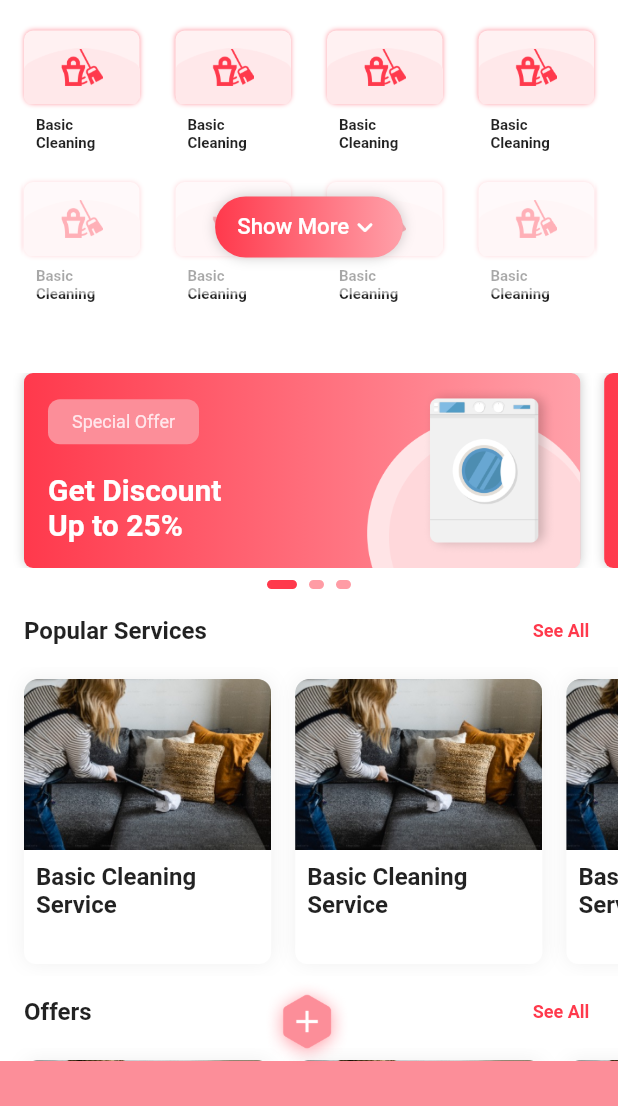
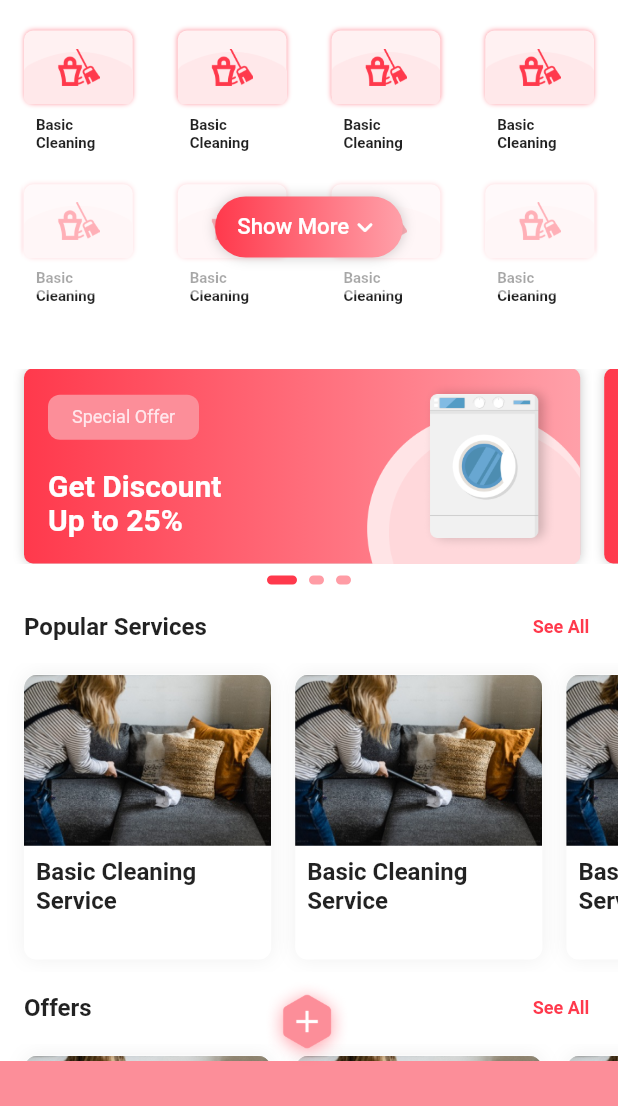
Before and after one commit to moury12/Service-Management, a Flutter app: the MainHomeScreen screen opened by its route, on a phone screen of 412 x 824 dp, the part 130-1236 px from its top. Run offline on Flutter 3.47's test engine with Material 2 defaults, Android fonts, the phone set to English and light mode, and no system bars; our stand-ins replace get, google_fonts, google_maps_flutter; missing offline and left inert: mh_core; Roboto replaces fonts that are missing (Parisienne).

```diff
--- a/lib/pages/home/home_page.dart
+++ b/lib/pages/home/home_page.dart
@@ -85,8 +85,8 @@ class _HomeScreenState extends State<HomeScreen>
                             gridDelegate:
                                 const SliverGridDelegateWithFixedCrossAxisCount(
                                     crossAxisCount: 4,
-                                    mainAxisSpacing: 24,
-                                    crossAxisSpacing: 24),
+                                    mainAxisSpacing: 30,
+                                    crossAxisSpacing: 30),
                             itemCount: /*showMore
                                 ?*/
                                 gridItem >= 8
--- a/lib/routes/app_routes_page.dart
+++ b/lib/routes/app_routes_page.dart
@@ -1,6 +1,7 @@
 import 'package:fix_ican/pages/auth/login_page.dart';
 import 'package:fix_ican/pages/home/all_services_offers.dart';
 import 'package:fix_ican/pages/home/home_page.dart';
+import 'package:fix_ican/pages/order/delivery_details_edit_page.dart';
 import 'package:fix_ican/pages/order/delivery_details_page.dart';
 import 'package:fix_ican/pages/order/payment_method_page.dart';
 import 'package:fix_ican/pages/order/place_order_page.dart';
@@ -20,7 +21,8 @@ import '../pages/home/main_home_page.dart';
 import '../pages/splash/splash_page.dart';
 
 class AppRoutes {
-  static routes() => [
+  static routes() =>
+      [
         GetPage(
           name: MainHomeScreen.routeName,
           page: () => const MainHomeScreen(),
@@ -29,10 +31,14 @@ class AppRoutes {
         //   name: '/',
         //   page: () => const SplashScreen(),
         // ),
+
         GetPage(
           name: LanguageSelectionScreen.routeName,
           page: () => const LanguageSelectionScreen(),
-        ),
+        ), GetPage(
+        name: DeliveryDetailsEditScreen.routeName,
+        page: () => const DeliveryDetailsEditScreen(),
+      ),
         GetPage(
           name: OnboardingScreen.routeName,
           page: () => const OnboardingScreen(),
--- a/pubspec.yaml
+++ b/pubspec.yaml
@@ -42,6 +42,9 @@ dependencies:
 
   intl: ^0.18.0
   google_fonts: ^6.1.0
+  google_maps_flutter: ^2.5.0
+  permission_handler: ^11.0.1
+  geolocator: ^10.1.0
 
   mh_core:
     git:
```
Also changed, not shown: lib/pages/order/delivery_details_edit_page.dart (added, +30 -0 lines), lib/pages/order/delivery_details_page.dart (+12 -5 lines), lib/pages/order/place_order_page.dart (+6 -6 lines), pubspec.lock, 2 other files.
